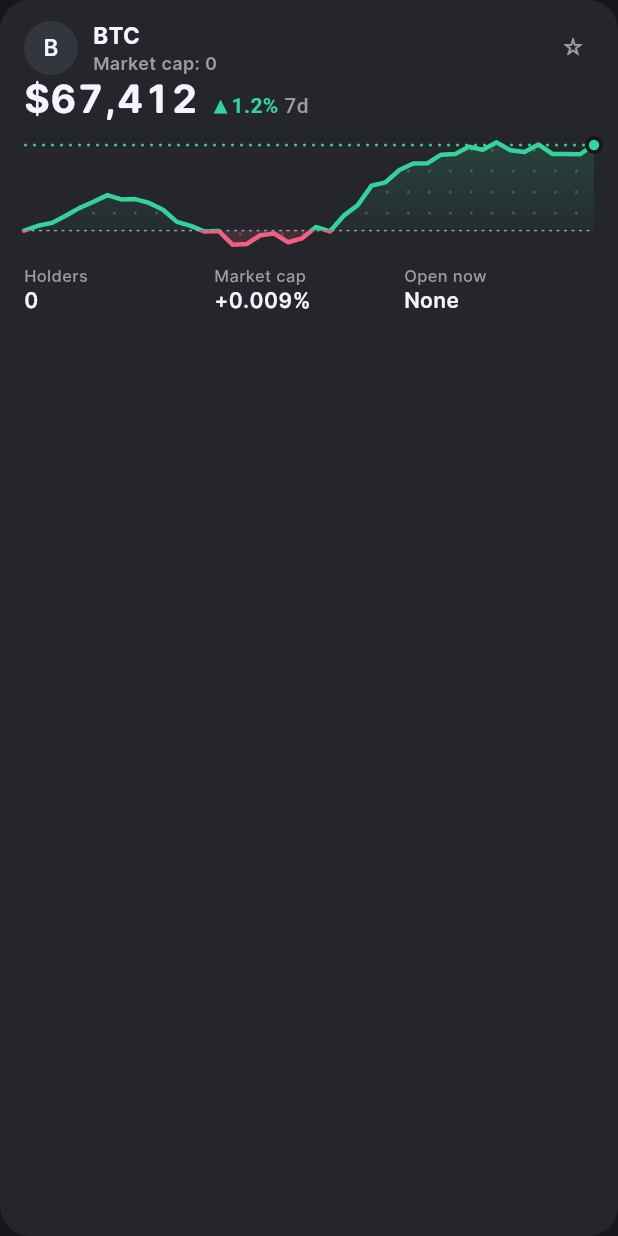
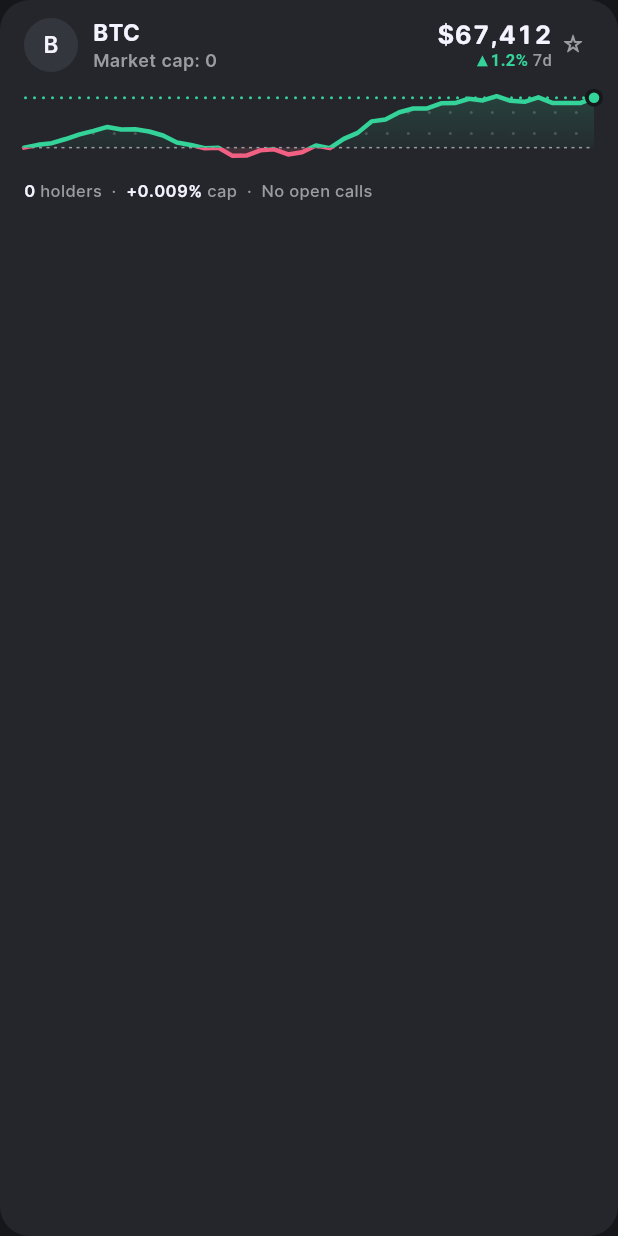
Before and after one commit to VistaMarkets/VistaColosseum, a Flutter app: the TraderMarketCard widget shown alone on an empty page, opened directly with sample values from the repository, on a phone screen of 412 x 824 dp. Run offline on Flutter 3.47's test engine with Material 3 defaults, Android fonts, the phone set to English and light mode, and no system bars; our stand-ins replace flutter_svg; project files that could hold a hidden picture were left out.

Commit message:
Explore Traders: shorter trader market cards
Price and 7-day change move into the header, the chart drops to 56pt and
holders, cap and open calls share one line: ~150pt instead of ~223, so
about 4.5 cards fit at 402 instead of 2.5.

Co-Authored-By: Claude Opus 5.5 <noreply@anthropic.com>

```diff
--- a/app/lib/features/markets/trader_market_card.dart
+++ b/app/lib/features/markets/trader_market_card.dart
@@ -7,9 +7,10 @@ import '../live/market_prices.dart';
 import '../portfolio/series_chart.dart';
 import 'markets_mock.dart';
 
-/// A trader market in the Traders list (Figma 546:300): avatar, name and
-/// market cap, favourite star; live price with its 7-day change; the week
-/// as a chart in the app's line style; holders, market cap and open calls.
+/// A trader market in the Traders list (Figma 546:300, compacted): avatar,
+/// name and market cap, live price with its 7-day change, favourite star;
+/// the week as a short chart in the app's line style; then holders, market
+/// cap and open calls on one line.
 /// Simulated history; not market data.
 class TraderMarketCard extends StatelessWidget {
   const TraderMarketCard({
@@ -25,7 +26,7 @@ class TraderMarketCard extends StatelessWidget {
   final VoidCallback onStar;
   final VoidCallback? onPressed;
 
-  static const double _chartHeight = 96;
+  static const double _chartHeight = 56;
 
   String get name => market.name;
 
@@ -53,19 +54,9 @@ class TraderMarketCard extends StatelessWidget {
       base,
       n: 42,
     );
-    final label = VistaType.meta.copyWith(color: VistaColors.textMuted);
-    final value = VistaType.figures(VistaType.row);
-
-    Widget stat(String name, String text) => Expanded(
-      child: Column(
-        crossAxisAlignment: CrossAxisAlignment.start,
-        children: [
-          Text(name, style: label),
-          const SizedBox(height: VistaSpace.xxs),
-          Text(text, style: value),
-        ],
-      ),
-    );
+    final muted = VistaType.meta.copyWith(color: VistaColors.textMuted);
+    final strong = VistaType.figures(VistaType.meta)
+        .copyWith(color: VistaColors.textPrimary, fontWeight: FontWeight.w600);
 
     return ValueListenableBuilder(
       valueListenable: MarketPrices.of(m.id),
@@ -83,9 +74,9 @@ class TraderMarketCard extends StatelessWidget {
             child: Container(
               padding: const EdgeInsets.fromLTRB(
                 VistaSpace.gutter,
-                VistaSpace.xxl,
+                VistaSpace.xl,
                 VistaSpace.gutter,
-                VistaSpace.xxl,
+                VistaSpace.xl,
               ),
               decoration: BoxDecoration(
                 color: VistaColors.surface,
@@ -129,34 +120,30 @@ class TraderMarketCard extends StatelessWidget {
                                 overflow: TextOverflow.ellipsis,
                               ),
                               const SizedBox(height: 1),
-                              Text(
+                              // Shrinks a little before it would cut off on small phones.
+                              FittedBox(
+                                fit: BoxFit.scaleDown,
+                                alignment: Alignment.centerLeft,
+                                child: Text(
                                   'Market cap: ${_grouped(capM)}',
                                   style: VistaType.chip.copyWith(
                                     color: VistaColors.textMuted,
                                   ),
                                   maxLines: 1,
-                                overflow: TextOverflow.ellipsis,
+                                ),
                               ),
                             ],
                           ),
                         ),
-                        VistaStarButton(
-                          starred: starred,
-                          onPressed: onStar,
-                          size: 16,
-                        ),
-                      ],
-                    ),
-                  ),
-                  Row(
-                    crossAxisAlignment: CrossAxisAlignment.baseline,
-                    textBaseline: TextBaseline.alphabetic,
+                        const SizedBox(width: VistaSpace.md),
+                        Column(
+                          mainAxisAlignment: MainAxisAlignment.center,
+                          crossAxisAlignment: CrossAxisAlignment.end,
                           children: [
                             Text(
                               MarketPrices.format(price, compact: true),
-                        style: VistaType.figures(VistaType.displayMedium),
+                              style: VistaType.figures(VistaType.headline),
                             ),
-                      const SizedBox(width: VistaSpace.md),
                             Text.rich(
                               TextSpan(
                                 children: [
@@ -177,10 +164,19 @@ class TraderMarketCard extends StatelessWidget {
                                   ),
                                 ],
                               ),
-                        style: VistaType.figures(VistaType.row),
+                              style: VistaType.figures(VistaType.label),
                             ),
                           ],
                         ),
+                        VistaStarButton(
+                          starred: starred,
+                          onPressed: onStar,
+                          size: 16,
+                        ),
+                      ],
+                    ),
+                  ),
+                  const SizedBox(height: VistaSpace.md),
                   SizedBox(
                     height: _chartHeight,
                     child: Stack(
@@ -191,18 +187,25 @@ class TraderMarketCard extends StatelessWidget {
                       ],
                     ),
                   ),
-                  Row(
-                    crossAxisAlignment: CrossAxisAlignment.start,
+                  const SizedBox(height: VistaSpace.md),
+                  Text.rich(
+                    TextSpan(
                       children: [
-                      stat('Holders', '${card?.holders ?? 0}'),
-                      stat('Market cap', m.third),
-                      stat(
-                        'Open now',
-                        open == 0
-                            ? 'None'
-                            : '$open call${open == 1 ? '' : 's'}',
+                        TextSpan(text: '${card?.holders ?? 0}', style: strong),
+                        const TextSpan(text: ' holders  ·  '),
+                        TextSpan(text: m.third, style: strong),
+                        const TextSpan(text: ' cap  ·  '),
+                        if (open == 0)
+                          const TextSpan(text: 'No open calls')
+                        else ...[
+                          TextSpan(text: '$open', style: strong),
+                          TextSpan(text: ' open call${open == 1 ? '' : 's'}'),
+                        ],
+                      ],
                     ),
-                    ],
+                    style: muted,
+                    maxLines: 1,
+                    overflow: TextOverflow.ellipsis,
                   ),
                 ],
               ),
```
Also changed, not shown: 1 other file. Lines whose indentation alone changed are shown as unchanged.
